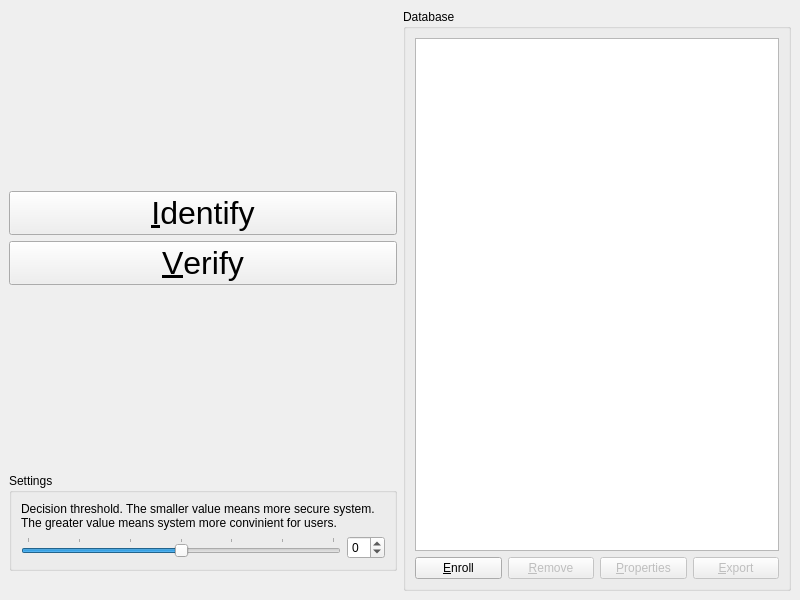
Qt form src/appKinectAcquire/frmkinectmain.ui (stepanmracek/face) before a commit.
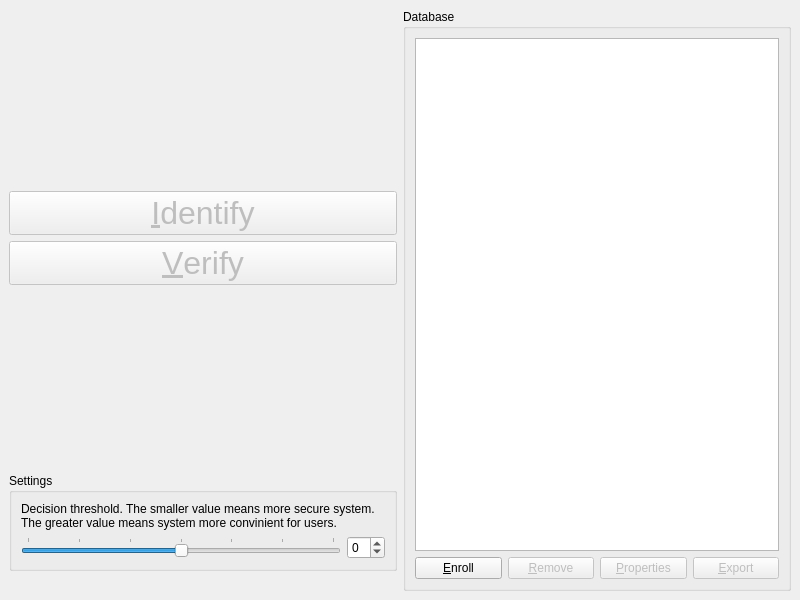
The same form after that commit. Icons and pictures are not drawn.

Diff of the .ui file:
```diff
--- a/src/appKinectAcquire/frmkinectmain.ui
+++ b/src/appKinectAcquire/frmkinectmain.ui
@@ -32,6 +32,9 @@
       </item>
       <item>
        <widget class="QPushButton" name="btnIdentify">
+        <property name="enabled">
+         <bool>false</bool>
+        </property>
         <property name="font">
          <font>
           <pointsize>24</pointsize>
@@ -44,6 +47,9 @@
       </item>
       <item>
        <widget class="QPushButton" name="btnVerify">
+        <property name="enabled">
+         <bool>false</bool>
+        </property>
         <property name="font">
          <font>
           <pointsize>24</pointsize>
```
Left out of the diff: 4 changed lines with no effect on the pictures.
